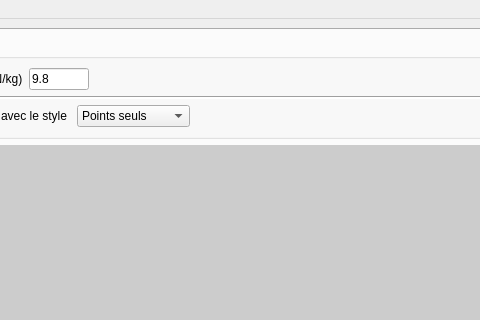
This is src/pymecavideo_mini_layout.ui in rene-d/pymecavideo as Qt 5 draws it before an edit; both pictures show x 343 to 823 and y 0 to 320 of the 1000 by 762 pixel window. The edited form follows.
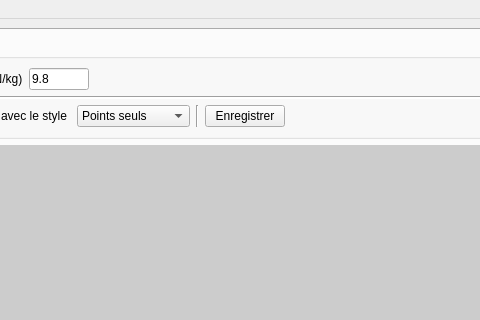
This is the edited form. The open tabs and pages were chosen to show the change. Icons and pictures are not drawn. Custom widgets are drawn as their Qt base class.

Commit message: Pyqtgraph (menu caché et export) et UI (ouvre/enregistre projets)

Diff of the .ui file:
```diff
--- a/src/pymecavideo_mini_layout.ui
+++ b/src/pymecavideo_mini_layout.ui
@@ -1413,6 +1413,30 @@
                </item>
               </widget>
              </item>
+             <item>
+              <widget class="Line" name="line_9">
+               <property name="orientation">
+                <enum>Qt::Vertical</enum>
+               </property>
+              </widget>
+             </item>
+             <item>
+              <widget class="QPushButton" name="pushButton_save_plot">
+               <property name="focusPolicy">
+                <enum>Qt::NoFocus</enum>
+               </property>
+               <property name="toolTip">
+                <string>Enregistrer comme image</string>
+               </property>
+               <property name="text">
+                <string>Enregistrer</string>
+               </property>
+               <property name="icon">
+                <iconset resource="icon.qrc">
+                 <normaloff>:/data/icones/folder-pictures.svg</normaloff>:/data/icones/folder-pictures.svg</iconset>
+               </property>
+              </widget>
+             </item>
              <item>
               <spacer name="horizontalSpacer_10">
                <property name="orientation">
```
Left out of the diff: 18 changed lines with no effect on the pictures. The commit also changes 5 other files.
